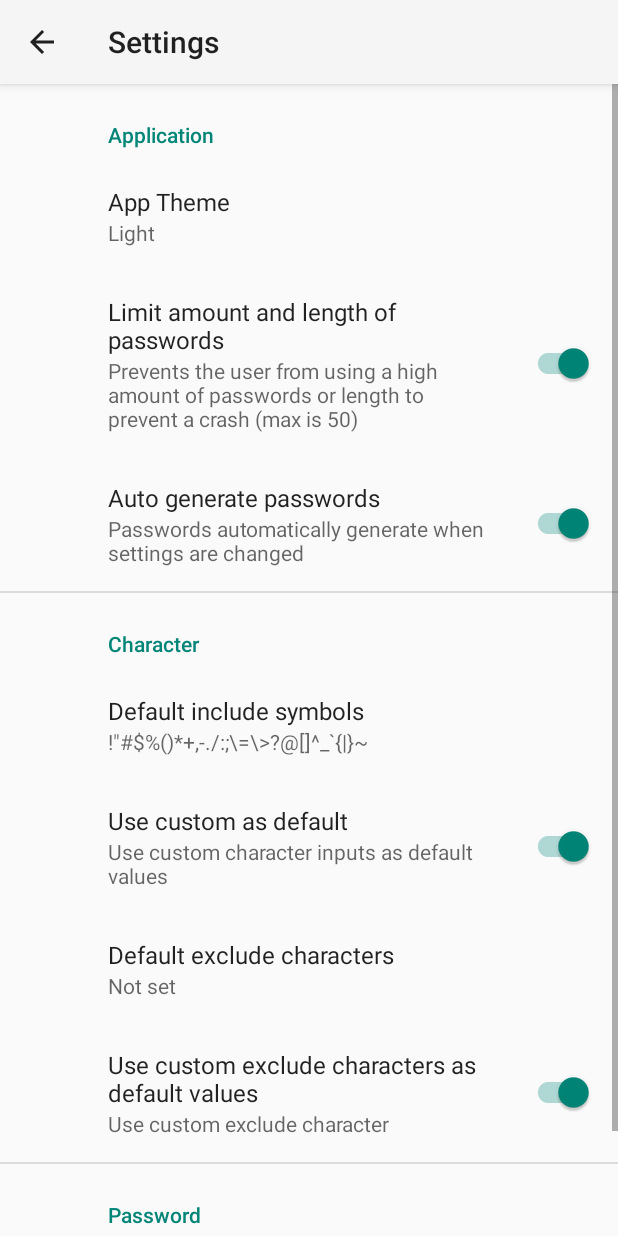
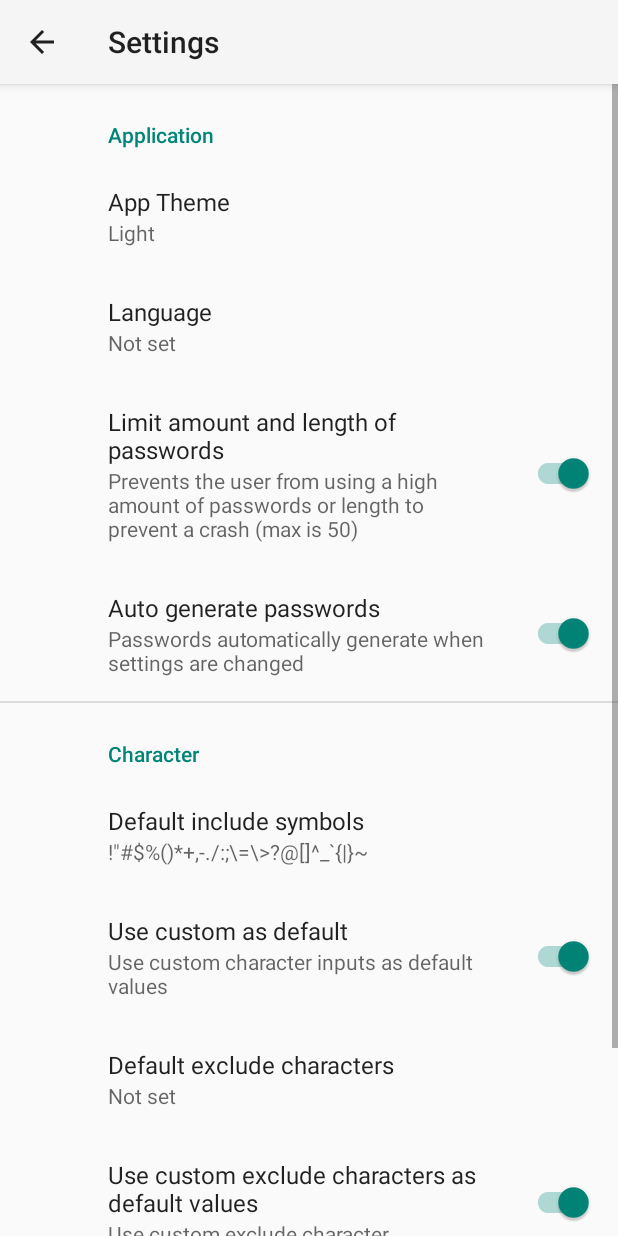
Before and after one commit to PoorSkill/poorpassword-android, an Android app: the SettingsActivity screen opened directly, with no data from a screen before it, on a phone screen of 412 x 824 dp. Run offline under Robolectric (Android 15) with nearby library versions, the phone set to English and light mode, and no system bars; our stand-ins replace androidx.preference.

Commit message:
readded language picker

```diff
--- a/app/src/main/res/xml/root_preferences.xml
+++ b/app/src/main/res/xml/root_preferences.xml
@@ -8,6 +8,13 @@
             app:entryValues="@array/theme_values"
             app:key="@string/themeKey"
             app:title="@string/appTheme"
+            app:useSimpleSummaryProvider="true" />
+
+        <ListPreference
+            app:entries="@array/language_entries"
+            app:entryValues="@array/language_values"
+            app:key="@string/languageKey"
+            app:title="@string/languageTitle"
             app:useSimpleSummaryProvider="true" />
 
         <SwitchPreferenceCompat
```
